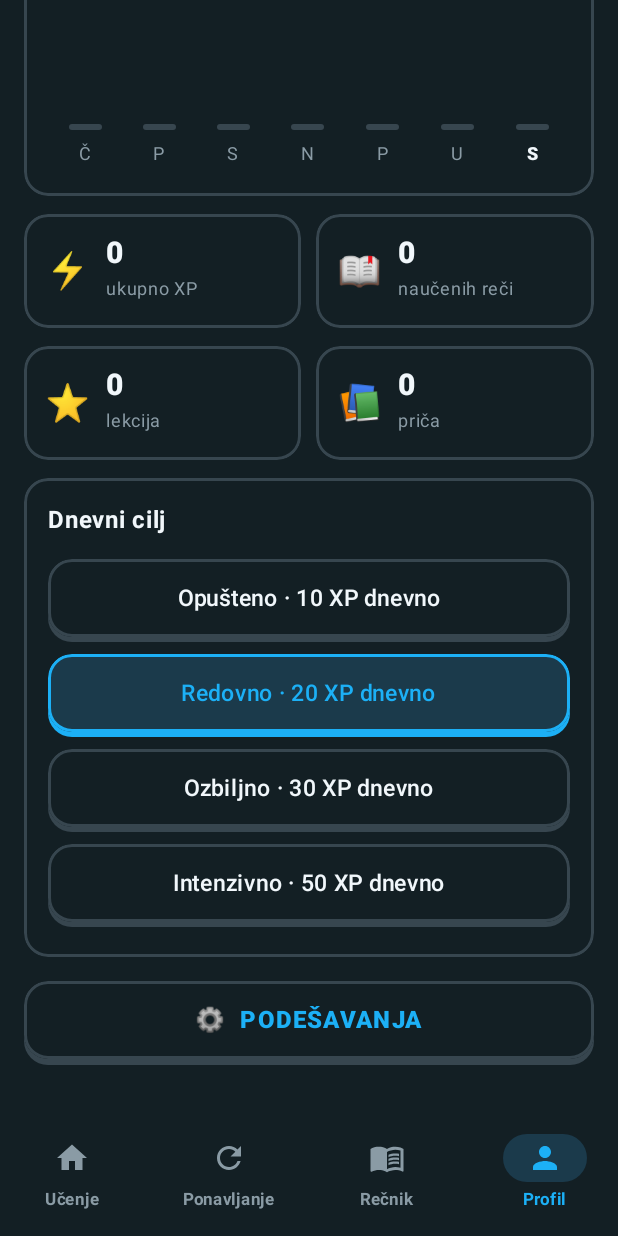
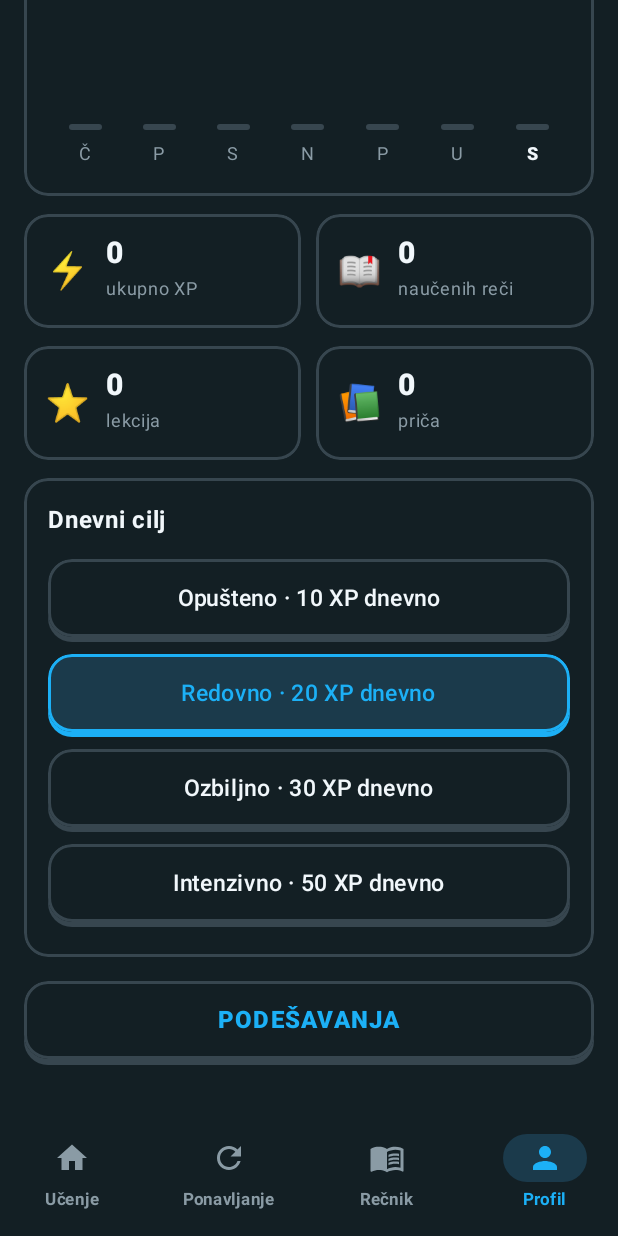
Before and after one commit to ludwize/kravos-jezik, an Android app built with Jetpack Compose: the screen it shows after launch (MainActivity), item 4 of the bottom bar chosen, scrolled down 314 dp, on a phone screen of 412 x 824 dp. Run offline under Robolectric (Android 15) with nearby library versions, the phone set to English and light mode, and no system bars; libraries missing offline, so code that uses them is left out: androidx.glance, androidx.glance.appwidget; pictures from the network do not load; 1 statement that could not run was skipped.

```diff
--- a/app/src/main/java/net/kravos/jezik/ui/MainActivity.kt
+++ b/app/src/main/java/net/kravos/jezik/ui/MainActivity.kt
@@ -69,7 +69,9 @@ class MainActivity : ComponentActivity() {
         setContent {
             val theme by app.progress.theme.collectAsState()
             JezikTheme(theme) {
-                CompositionLocalProvider(LocalNav provides nav, LocalApp provides app) { Root(app) }
+                CompositionLocalProvider(LocalNav provides nav, LocalApp provides app) {
+                    androidx.compose.material3.Surface(color = MaterialTheme.colorScheme.background) { Root(app) }
+                }
             }
         }
     }
--- a/app/src/main/java/net/kravos/jezik/ui/screens/OtherScreens.kt
+++ b/app/src/main/java/net/kravos/jezik/ui/screens/OtherScreens.kt
@@ -148,7 +148,7 @@ private fun ToolRow(icon: String, title: String, sub: String, onClick: () -> Uni
 @Composable
 fun FalseFriendsScreen(pad: PaddingValues, onBack: () -> Unit) {
     val app = LocalApp.current
-    val ff = remember { app.course.words.filter { it.note.contains("lažni", ignoreCase = true) || it.note.contains("\"") } }
+    val ff = remember { app.course.words.filter { it.note.contains("lažni", ignoreCase = true) } }
     LazyColumn(Modifier.fillMaxSize().statusBarsPadding(), contentPadding = PaddingValues(bottom = pad.calculateBottomPadding() + 24.dp)) {
         item { TopTitle("Lažni prijatelji", onBack) }
         item {
@@ -302,7 +302,7 @@ fun ProfileScreen(pad: PaddingValues, release: Release?, onCheckUpdate: () -> Un
         }
         item {
             Chunky(Modifier.fillMaxWidth().padding(horizontal = 16.dp, vertical = 10.dp), color = MaterialTheme.colorScheme.background, shadow = pal.border, border = pal.border, onClick = { nav.go(Route.Settings) }) {
-                Text("⚙️  PODEŠAVANJA", fontWeight = FontWeight.ExtraBold, letterSpacing = 0.8.sp, color = K.Blue, modifier = Modifier.padding(vertical = 14.dp))
+                Text("PODEŠAVANJA", fontWeight = FontWeight.ExtraBold, letterSpacing = 0.8.sp, color = K.Blue, modifier = Modifier.padding(vertical = 14.dp))
             }
         }
     }
--- a/app/src/main/java/net/kravos/jezik/ui/screens/SessionScreen.kt
+++ b/app/src/main/java/net/kravos/jezik/ui/screens/SessionScreen.kt
@@ -90,9 +90,7 @@ fun SessionScreen(lessonId: String?) {
         val acc = if (graded == 0) 100 else ((graded - mistakes).coerceAtLeast(0) * 100 / graded)
         val xp = if (lesson != null) 10 + (if (!app.progress.isDone(lesson.id)) 5 else 0) + (if (mistakes == 0) 5 else 0)
         else 5 + results.size / 2
-        val seen = results.toMutableMap()
-        lesson?.words?.forEach { if (!seen.containsKey(it.key)) seen[it.key] = true }
-        app.progress.finish(lesson?.id, xp, seen)
+        app.progress.finish(lesson?.id, xp, results)
         WordWidget.refreshAsync(ctx)
         summary = Summary(xp, acc, (System.currentTimeMillis() - start) / 1000, app.progress.streak(), app.progress.todayXp(), app.progress.dailyGoal, lesson != null)
     }
```
Also changed, not shown: app/src/main/assets/courses/sl.json (+1 -1 lines), app/src/main/java/net/kravos/jezik/data/Session.kt (+8 -10 lines), 2 other files.
